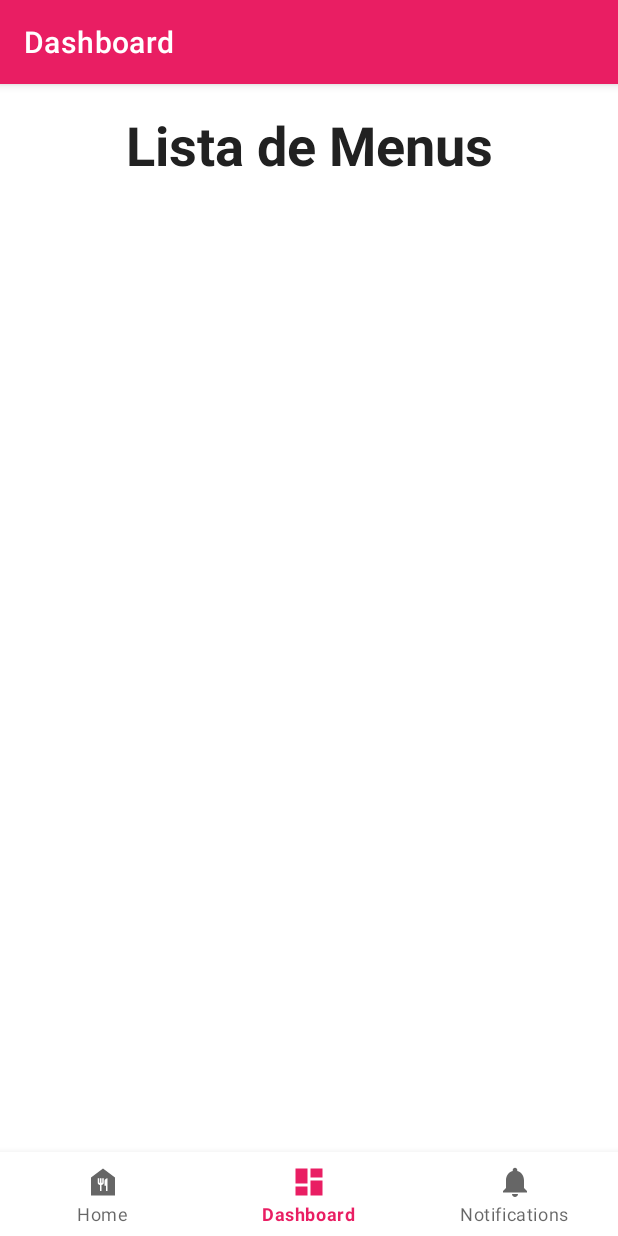
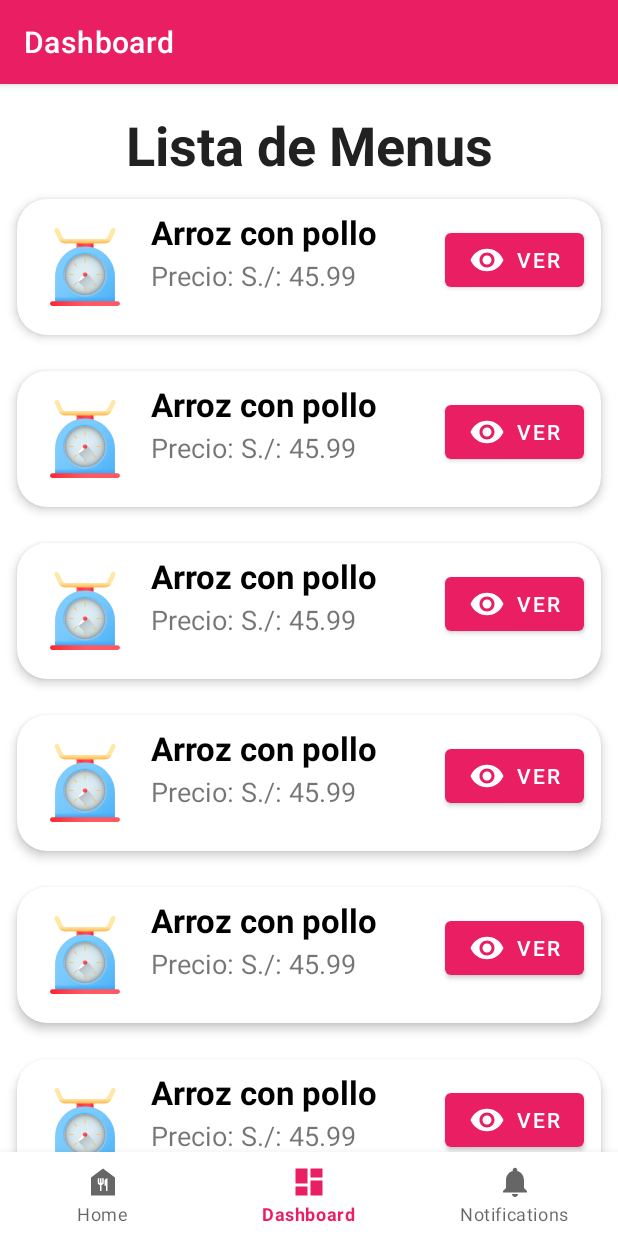
Before and after one commit to maximopeoficiales/RecyclerViewFragment, an Android app: the DashboardFragment screen opened through its navigation route, on a phone screen of 412 x 824 dp. Run offline under Robolectric (Android 15) with nearby library versions, the phone set to English and light mode, and no system bars; our stand-ins replace navigation-ui; libraries missing offline, so code that uses them is left out: es.dmoral.toasty.

Commit message:
se aprendio a agregar recyclerview a fragment

```diff
--- a/app/src/main/java/com/maximoprog/appbottomnavigationfragment/adapters/MenuAdapters.java
+++ b/app/src/main/java/com/maximoprog/appbottomnavigationfragment/adapters/MenuAdapter.java
@@ -20,29 +20,29 @@ import java.util.ArrayList;
 
 import es.dmoral.toasty.Toasty;
 
-public class MenuAdapters extends RecyclerView.Adapter<MenuAdapters.ViewHolder> {
+public class MenuAdapter extends RecyclerView.Adapter<MenuAdapter.ViewHolder> {
 //propiades necesarias
 
     private Context context;
     private ArrayList<Menu> listMenu;
 
-    public MenuAdapters(Context context) {
+    public MenuAdapter(Context context) {
         this.context = context;
         listMenu = new ArrayList<>();
     }
 
     @NonNull
     @Override
-    public MenuAdapters.ViewHolder onCreateViewHolder(@NonNull ViewGroup parent, int viewType) {
+    public MenuAdapter.ViewHolder onCreateViewHolder(@NonNull ViewGroup parent, int viewType) {
 //        se le indica que vista usara el adapter
         View vista = LayoutInflater.from(context)
                 .inflate(R.layout.list_menu_element, parent, false);
-        return new MenuAdapters.ViewHolder(vista);
+        return new MenuAdapter.ViewHolder(vista);
     }
 
     @SuppressLint("SetTextI18n")
     @Override
-    public void onBindViewHolder(@NonNull MenuAdapters.ViewHolder holder, int position) {
+    public void onBindViewHolder(@NonNull MenuAdapter.ViewHolder holder, int position) {
         final Menu item = listMenu.get(position);
         holder.txtMenuTitle.setText(item.getTitle());
         holder.txtMenuPrice.setText("Precio: S./: " + item.getPrice());
--- a/app/src/main/java/com/maximoprog/appbottomnavigationfragment/ui/dashboard/DashboardFragment.java
+++ b/app/src/main/java/com/maximoprog/appbottomnavigationfragment/ui/dashboard/DashboardFragment.java
@@ -4,18 +4,24 @@ import android.os.Bundle;
 import android.view.LayoutInflater;
 import android.view.View;
 import android.view.ViewGroup;
-import android.widget.TextView;
 
 import androidx.annotation.NonNull;
 import androidx.annotation.Nullable;
 import androidx.fragment.app.Fragment;
 import androidx.lifecycle.Observer;
 import androidx.lifecycle.ViewModelProvider;
+import androidx.recyclerview.widget.LinearLayoutManager;
+import androidx.recyclerview.widget.RecyclerView;
 
 import com.maximoprog.appbottomnavigationfragment.R;
+import com.maximoprog.appbottomnavigationfragment.adapters.MenuAdapter;
+import com.maximoprog.appbottomnavigationfragment.models.Menu;
+
+import java.util.ArrayList;
 
 public class DashboardFragment extends Fragment {
-
+    ArrayList<Menu> listMenu;
+    RecyclerView recyclerViewMenus;
     private DashboardViewModel dashboardViewModel;
 
     public View onCreateView(@NonNull LayoutInflater inflater,
@@ -23,13 +29,31 @@ public class DashboardFragment extends Fragment {
         dashboardViewModel =
                 new ViewModelProvider(this).get(DashboardViewModel.class);
         View root = inflater.inflate(R.layout.fragment_dashboard, container, false);
-        final TextView textView = root.findViewById(R.id.text_dashboard);
+//        final TextView textView = root.findViewById(R.id.text_dashboard);
         dashboardViewModel.getText().observe(getViewLifecycleOwner(), new Observer<String>() {
             @Override
             public void onChanged(@Nullable String s) {
-                textView.setText(s);
+//                textView.setText(s);
             }
         });
+//        cargo mi adapter
+        listMenu = new ArrayList<>();
+        listMenu.add(new Menu(listMenu.size() + 1, "Arroz con pollo", "45.99", "alguna descripcion", R.drawable.ic_food_scale));
+        listMenu.add(new Menu(listMenu.size() + 1, "Arroz con pollo", "45.99", "alguna descripcion", R.drawable.ic_food_scale));
+        listMenu.add(new Menu(listMenu.size() + 1, "Arroz con pollo", "45.99", "alguna descripcion", R.drawable.ic_food_scale));
+        listMenu.add(new Menu(listMenu.size() + 1, "Arroz con pollo", "45.99", "alguna descripcion", R.drawable.ic_food_scale));
+        listMenu.add(new Menu(listMenu.size() + 1, "Arroz con pollo", "45.99", "alguna descripcion", R.drawable.ic_food_scale));
+        listMenu.add(new Menu(listMenu.size() + 1, "Arroz con pollo", "45.99", "alguna descripcion", R.drawable.ic_food_scale));
+        MenuAdapter menuAdapter = new MenuAdapter(getContext());
+        menuAdapter.addElementsMenu(listMenu);
+        recyclerViewMenus = root.findViewById(R.id.rvListaMenus);
+        recyclerViewMenus.setHasFixedSize(true);
+        recyclerViewMenus.setLayoutManager(new LinearLayoutManager(getContext()));
+        recyclerViewMenus.setAdapter(menuAdapter);
         return root;
+
     }
+
+
+
 }
--- a/app/src/main/res/layout/fragment_dashboard.xml
+++ b/app/src/main/res/layout/fragment_dashboard.xml
@@ -22,8 +22,8 @@
 
     <androidx.recyclerview.widget.RecyclerView
         android:id="@+id/rvListaMenus"
-        android:layout_width="364dp"
-        android:layout_height="616dp"
+        android:layout_width="0dp"
+        android:layout_height="0dp"
         android:layout_marginStart="1dp"
         android:layout_marginLeft="1dp"
         android:layout_marginEnd="1dp"
```
Also changed, not shown: app/src/main/java/com/maximoprog/appbottomnavigationfragment/MainActivity.java (+13 -2 lines), gradle/wrapper/gradle-wrapper.properties.
